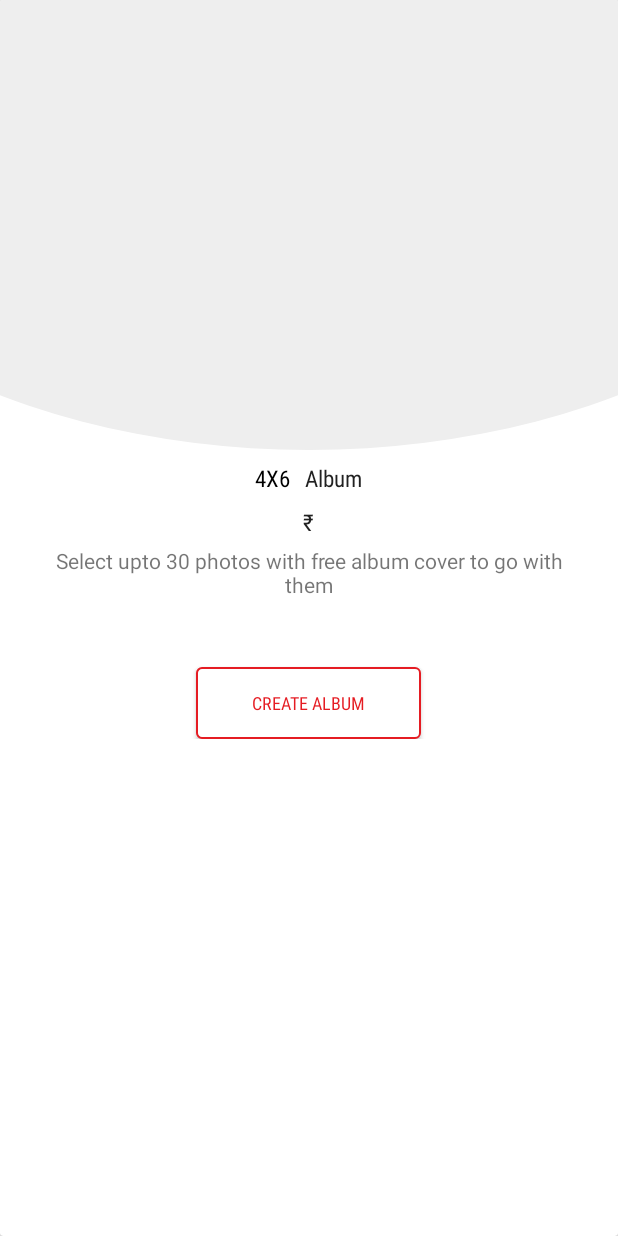
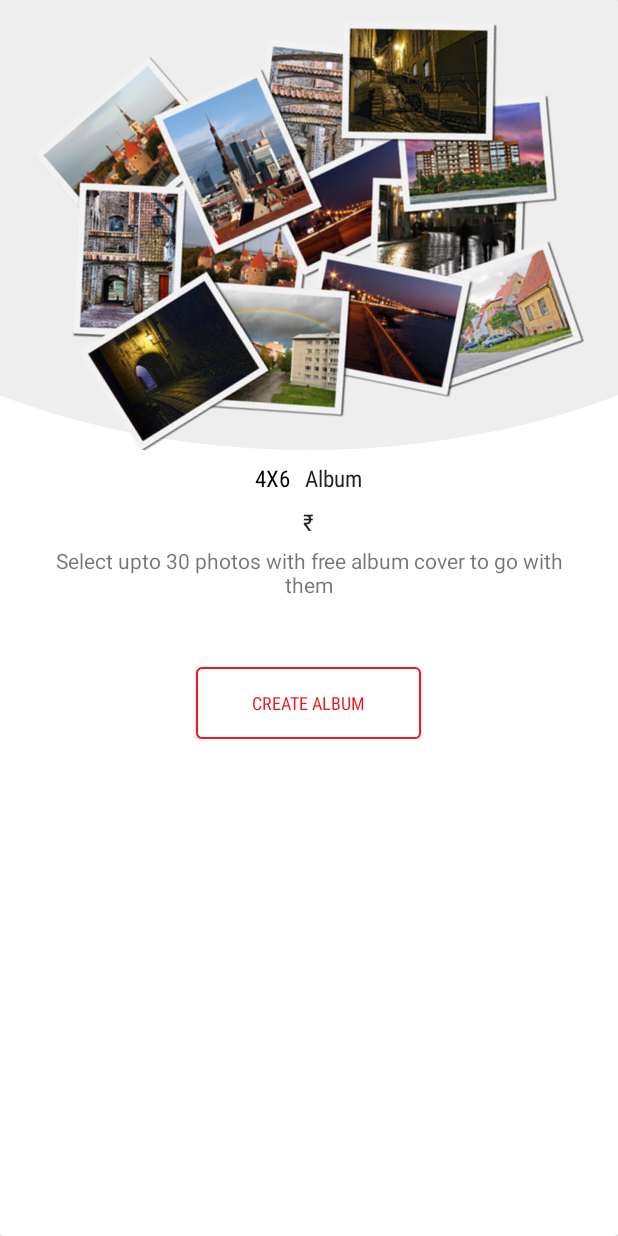
Before and after one commit to narmwarevrushali/album1, an Android app: the layout card_album_next.xml on its own in the app's theme, with its tools: preview values and no code run, on a phone screen of 412 x 824 dp. Run offline under Robolectric (Android 15) with nearby library versions, the phone set to English and light mode, and no system bars.

Commit message:
Added drawable resources for album image

```diff
--- a/app/src/main/res/layout/card_album_next.xml
+++ b/app/src/main/res/layout/card_album_next.xml
@@ -16,13 +16,23 @@
             android:layout_height="wrap_content"
             android:orientation="vertical">
 
-            <LinearLayout
+            <RelativeLayout
                 android:orientation="vertical"
                 android:id="@+id/img_album"
                 android:layout_gravity="center"
                 android:layout_width="match_parent"
                 android:layout_height="300dp"
-                android:background="@drawable/semicircle_shape" />
+                android:background="@drawable/semicircle_shape" >
+
+                <ImageView
+                    android:src="@drawable/collage"
+                    android:layout_margin="20dp"
+                    android:layout_width="match_parent"
+                    android:layout_height="match_parent"
+                    android:layout_centerInParent="true"
+                    android:rotation="-10"
+                    android:elevation="10dp"/>
+            </RelativeLayout>
 
             <LinearLayout
                 android:layout_width="wrap_content"
```
Also changed, not shown: app/src/main/res/drawable/collage.png (added), app/src/main/res/drawable/family1.png (added), app/src/main/res/drawable/family2.png (added).
